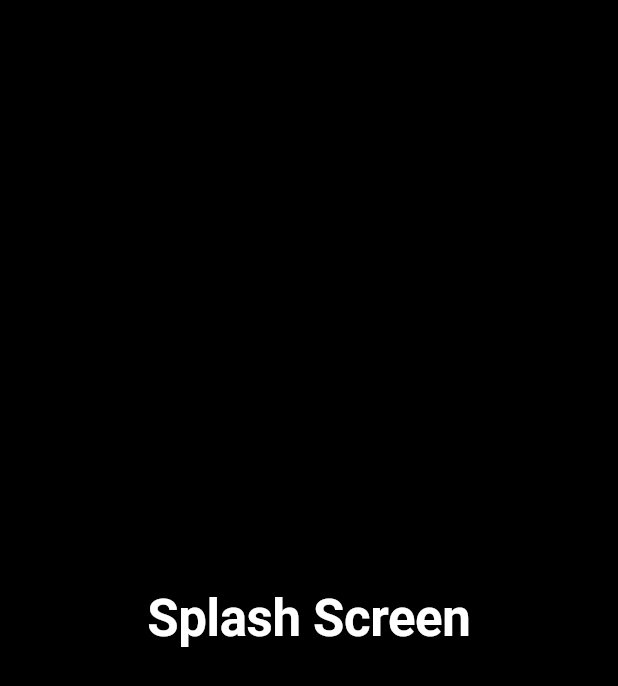
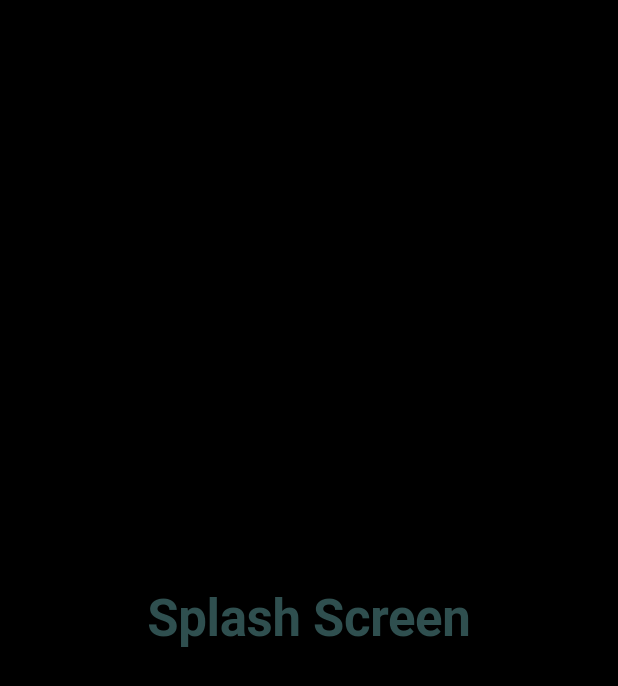
Before and after one commit to Berkant35/e_commerce_case, a Flutter app: the screen it shows after launch, on a phone screen of 412 x 824 dp. Shown: the top 686 px of the screen. Run offline on Flutter 3.47's test engine with Material 3 defaults, Android fonts, the phone set to English and light mode, and no system bars; our stand-ins replace dio, flutter_riverpod, get_it, hive_flutter, responsive_sizer; accounts and stored records are empty.

```diff
--- a/lib/core/constants/assets.dart
+++ b/lib/core/constants/assets.dart
@@ -0,0 +1,6 @@
+
+
+class Assets {
+  Assets._();
+  static const String logo = 'assets/images/logo.png';
+}
--- a/lib/core/theme/theme.dart
+++ b/lib/core/theme/theme.dart
@@ -1,84 +1,82 @@
 import 'package:flutter/material.dart';
 
+import '../constants/color.dart';
+
 final ThemeData lightTheme = ThemeData(
-  primaryColor: Colors.black,
-  // Temel renk (background-color:#000000)
-  scaffoldBackgroundColor: Colors.white,
-  // Sayfa arka plan rengi
+  primaryColor: CustomColor.primaryColor, // Temel renk
+  scaffoldBackgroundColor: CustomColor.backgroundColor, // Sayfa arka plan rengi
   textTheme: const TextTheme(
     displayLarge: TextStyle(
       fontSize: 34.0,
       fontWeight: FontWeight.bold,
-      color: Colors.white, // Büyük başlık rengi
+      color: CustomColor.primaryTextColor, // Büyük başlık rengi
     ),
     displayMedium: TextStyle(
       fontSize: 28.0,
       fontWeight: FontWeight.bold,
-      color: Colors.white, // Orta büyüklükte başlık rengi
+      color: CustomColor.primaryTextColor, // Orta büyüklükte başlık rengi
     ),
     displaySmall: TextStyle(
       fontSize: 22.0,
       fontWeight: FontWeight.normal,
-      color: Colors.white, // Küçük başlık rengi
+      color: CustomColor.primaryTextColor, // Küçük başlık rengi
     ),
     headlineLarge: TextStyle(
       fontSize: 20.0,
       fontWeight: FontWeight.bold,
-      color: Colors.white, // Büyük başlık rengi
+      color: CustomColor.secondaryTextColor, // Büyük başlık rengi
     ),
     headlineMedium: TextStyle(
       fontSize: 18.0,
       fontWeight: FontWeight.bold,
-      color: Colors.white, // Orta büyüklükte başlık rengi
+      color: CustomColor.secondaryTextColor, // Orta büyüklükte başlık rengi
     ),
     headlineSmall: TextStyle(
       fontSize: 16.0,
       fontWeight: FontWeight.normal,
-      color: Colors.white, // Küçük başlık rengi
+      color: CustomColor.secondaryTextColor, // Küçük başlık rengi
     ),
     titleLarge: TextStyle(
       fontSize: 16.0,
       fontWeight: FontWeight.bold,
-      color: Colors.white, // Büyük başlık rengi
+      color: CustomColor.primaryTextColor, // Büyük başlık rengi
     ),
     titleMedium: TextStyle(
       fontSize: 14.0,
       fontWeight: FontWeight.bold,
-      color: Colors.white, // Orta büyüklükte başlık rengi
+      color: CustomColor.primaryTextColor, // Orta büyüklükte başlık rengi
     ),
     titleSmall: TextStyle(
       fontSize: 12.0,
       fontWeight: FontWeight.normal,
-      color: Colors.white, // Küçük başlık rengi
+      color: CustomColor.secondaryTextColor, // Küçük başlık rengi
     ),
     bodyLarge: TextStyle(
       fontSize: 16.0,
       fontWeight: FontWeight.normal,
-      color: Colors.black, // Büyük metin rengi
+      color: CustomColor.primaryTextColor, // Büyük metin rengi
     ),
     bodyMedium: TextStyle(
       fontSize: 14.0,
       fontWeight: FontWeight.normal,
-      color: Colors.black, // Orta büyüklükte metin rengi
+      color: CustomColor.primaryTextColor, // Orta büyüklükte metin rengi
     ),
     bodySmall: TextStyle(
       fontSize: 12.0,
       fontWeight: FontWeight.normal,
-      color: Colors.black, // Küçük metin rengi
+      color: CustomColor.secondaryTextColor, // Küçük metin rengi
     ),
   ),
-
   buttonTheme: ButtonThemeData(
-    buttonColor: Colors.white,
-    // Buton arka plan rengi (background-color:#FFFFFF)
+    buttonColor: CustomColor.primaryColor, // Buton arka plan rengi
     shape: RoundedRectangleBorder(
       borderRadius: BorderRadius.circular(8.0), // Radius değeri
     ),
   ),
   elevatedButtonTheme: ElevatedButtonThemeData(
     style: ElevatedButton.styleFrom(
-      foregroundColor: Colors.black,
-      backgroundColor: Colors.white, // Buton arka plan rengi
+      foregroundColor: CustomColor.primaryTextColor, // Buton yazı rengi
+      backgroundColor: CustomColor.primaryColor, // Buton arka plan rengi
       textStyle: const TextStyle(
         fontWeight: FontWeight.bold,
       ),
@@ -88,14 +86,14 @@ final ThemeData lightTheme = ThemeData(
     ),
   ),
   sliderTheme: SliderThemeData(
-    activeTrackColor: Colors.black, // Slider aktif renk
-    inactiveTrackColor: Colors.grey, // Slider inaktif renk
-    thumbColor: Colors.white, // Thumb (daire) rengi
-    overlayColor: Colors.black.withOpacity(0.1), // Thumb hover efekti
+    activeTrackColor: CustomColor.primaryColor, // Slider aktif renk
+    inactiveTrackColor: CustomColor.dividerColor, // Slider inaktif renk
+    thumbColor: CustomColor.secondaryColor, // Thumb (daire) rengi
+    overlayColor: CustomColor.primaryColor.withOpacity(0.1), // Thumb hover efekti
   ),
   bottomNavigationBarTheme: const BottomNavigationBarThemeData(
-    backgroundColor: Colors.white,
-    selectedItemColor: Colors.black,
-    unselectedItemColor: Colors.grey,
+    backgroundColor: CustomColor.backgroundColor,
+    selectedItemColor: CustomColor.primaryColor,
+    unselectedItemColor: CustomColor.secondaryTextColor,
   ),
 );
```
Also changed, not shown: lib/core/api_helper/api_connector.dart (added, +118 -0 lines), lib/core/api_helper/app_exception.dart (added, +56 -0 lines), lib/core/config/api_config.dart (added, +8 -0 lines), lib/core/constants/color.dart (+10 -0 lines), lib/core/constants/path.dart (+8 -0 lines), lib/core/extensions/gap_extension.dart (added, +17 -0 lines), lib/core/extensions/padding_extension.dart (added, +29 -0 lines), lib/core/widgets/buttons/app_button.dart (added, +43 -0 lines).
